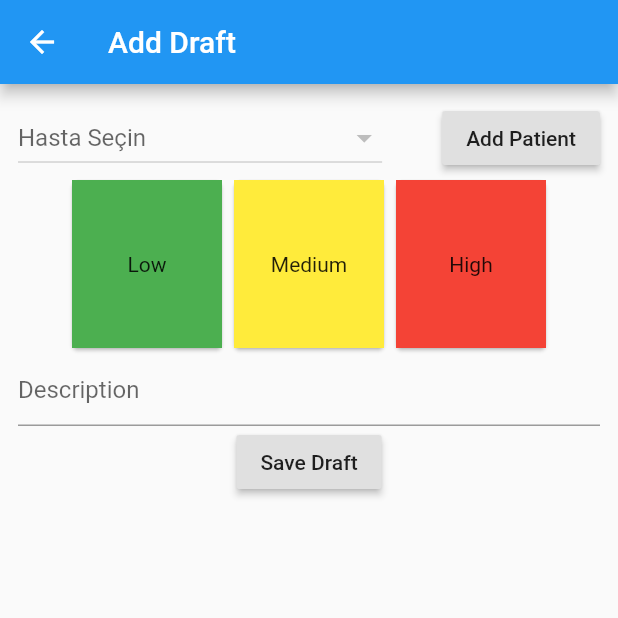
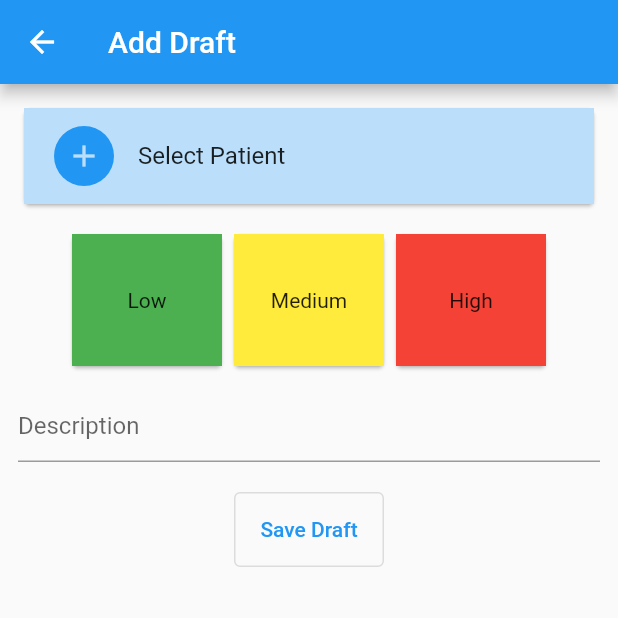
Before and after one commit to eminkvnc/operation-scheduler, a Flutter app: the AddOperationDraftPage screen opened by its route, on a phone screen of 412 x 824 dp, the top half of it. Run offline on Flutter 3.47's test engine with Material 2 defaults, Android fonts, the phone set to English and light mode, and no system bars; our stand-ins replace cloud_firestore, firebase_auth, firebase_core, flutter_signin_button, get_it, google_sign_in; accounts and stored records are empty.

Commit message:
Draft ekleme sayfası güncellendi.(buglar düzeltildi.) Hasta arama sayfası eklendi.

```diff
--- a/lib/core/services/operation_service.dart
+++ b/lib/core/services/operation_service.dart
@@ -26,11 +26,11 @@ class OperationService {
         event.docs.map((doc) => OperationDraft.fromSnapshot(doc)).toList());
   }
 
-  Stream<List<Patient>> getPatients() {
+  Future<List<Patient>> getPatients() async {
     var _ref =
         getCurrentCustomerRef().collection(Constants.FIRESTORE_COL_PATIENTS);
-    return _ref.snapshots().map((snapshot) =>
-        snapshot.docs.map((doc) => Patient.fromSnapshot(doc)).toList());
+    return await _ref.get().then(
+        (value) => value.docs.map((doc) => Patient.fromSnapshot(doc)).toList());
   }
 
   Future<Patient> getPatient(String patientId) async {
--- a/lib/screens/add_operation_draft_page.dart
+++ b/lib/screens/add_operation_draft_page.dart
@@ -1,26 +1,22 @@
+import 'package:flutter/cupertino.dart';
 import 'package:flutter/material.dart';
 import 'package:flutter/rendering.dart';
 import 'package:operation_reminder/core/locator.dart';
-import 'package:operation_reminder/core/services/operation_service.dart';
-import 'package:operation_reminder/model/operation_draft.dart';
 import 'package:operation_reminder/model/patient.dart';
 import 'package:operation_reminder/viewmodel/add_operation_draft_model.dart';
-import 'package:provider/provider.dart';
 
-import 'dialogs/dialog.dart';
+import 'dialogs/patient_search.dart';
+import 'widgets/patient_card.dart';
+import 'widgets/priority_card_list.dart';
 
 class AddOperationDraftPage extends StatelessWidget {
   static const String routeName = '/add_operation_draft_page';
 
   final _formKey = GlobalKey<FormState>();
 
-  //TODO: Hasta seçme dropdownlist hatası çözülecek.
-  //TODO: Geri çıkıldığında model dispose edilecek.
-
   @override
   Widget build(BuildContext context) {
-    AddOperationDraftModel _model =
-        Provider.of<AddOperationDraftModel>(context, listen: false);
+    AddOperationDraftModel _model = getIt<AddOperationDraftModel>();
     return Scaffold(
       appBar: AppBar(
         title: Text('Add Draft'),
@@ -32,55 +28,20 @@ class AddOperationDraftPage extends StatelessWidget {
           child: Column(
             crossAxisAlignment: CrossAxisAlignment.center,
             children: [
-              Row(
-                children: [
-                  StreamBuilder<List<Patient>>(
-                    stream: _model.getPatients(),
-                    builder: (context, snapshot) {
-                      if (snapshot.hasData) {
-                        List<Patient> patients = snapshot.data;
-                        if (_model.selectedPatient != null &&
-                            patients
-                                .where((element) =>
-                                    element.name == _model.selectedPatient.name)
-                                .toList()
-                                .isEmpty) _model.selectedPatient = null;
-                        return Expanded(
-                          child: Container(
-                            child: PatientDropdownMenu(
-                                model: _model, patients: patients),
-                          ),
-                        );
-                      } else {
-                        return Expanded(
-                          child: Container(
-                            child: DropdownButton<Patient>(
-                              isExpanded: true,
-                              hint: Text('Loading...'),
-                              items: [],
-                              onChanged: (value) {},
-                            ),
-                          ),
-                        );
+              PatientCard(
+                patient: _model.selectedPatient,
+                onTap: () async {
+                  Patient patient = await showSearch<Patient>(
+                      context: context,
+                      delegate: PatientSearchDelegate(_model));
+                  if (patient != null) {
+                    _model.selectedPatient = patient;
                   }
+                  return patient;
                 },
               ),
-                  SizedBox(
-                    width: 40,
-                  ),
-                  RaisedButton(
-                    child: Text('Add Patient'),
-                    onPressed: () async {
-                      Patient patient = await showDialog(
-                        context: context,
-                        builder: (context) => AddDialog(),
-                      );
-                      if (patient != null) await _model.addPatient(patient);
-                    },
-                  ),
-                ],
-              ),
               Container(
+                padding: EdgeInsets.all(12.0),
                 height: 120,
                 child: PriorityCardList(model: _model),
               ),
@@ -91,10 +52,21 @@ class AddOperationDraftPage extends StatelessWidget {
                   if (value.isEmpty) {
                     return 'Description Required!';
                   }
+                  if (_model.selectedPriorityIndex == -1) {
+                    return 'Please Select Priority!';
+                  }
+                  if (_model.selectedPatient == null) {
+                    return 'Please Select Patient!';
+                  }
                   return null;
                 },
               ),
-              RaisedButton(
+              SizedBox(height: 20),
+              Container(
+                width: 100,
+                height: 50,
+                child: Expanded(
+                  child: OutlinedButton(
                     child: Text('Save Draft'),
                     onPressed: () async {
                       if (_formKey.currentState.validate()) {
@@ -103,6 +75,8 @@ class AddOperationDraftPage extends StatelessWidget {
                         await _model.navigateToHome();
                       }
                     },
+                  ),
+                ),
               )
             ],
           ),
@@ -111,118 +85,3 @@ class AddOperationDraftPage extends StatelessWidget {
     );
   }
 }
-
-class PriorityCardList extends StatefulWidget {
-  const PriorityCardList({
-    Key key,
-    @required AddOperationDraftModel model,
-  })  : _model = model,
-        super(key: key);
-
-  final AddOperationDraftModel _model;
-
-  @override
-  _PriorityCardListState createState() => _PriorityCardListState();
-}
-
-class _PriorityCardListState extends State<PriorityCardList> {
-  @override
-  Widget build(BuildContext context) {
-    return ListView.builder(
-      shrinkWrap: true,
-      scrollDirection: Axis.horizontal,
-      itemCount: 3,
-      itemBuilder: (context, index) {
-        return PriorityCard(
-          model: widget._model,
-          index: index,
-          onTap: () {
-            setState(() {});
-          },
-        );
-      },
-    );
-  }
-}
-
-class PatientDropdownMenu extends StatefulWidget {
-  const PatientDropdownMenu({
-    Key key,
-    @required this.model,
-    @required this.patients,
-  });
-
-  final AddOperationDraftModel model;
-  final List<Patient> patients;
-
-  @override
-  _PatientDropdownMenuState createState() => _PatientDropdownMenuState();
-}
-
-class _PatientDropdownMenuState extends State<PatientDropdownMenu> {
-  @override
-  Widget build(BuildContext context) {
-    return DropdownButton<Patient>(
-      isExpanded: true,
-      hint: Text('Hasta Seçin'),
-      value: widget.model.selectedPatient,
-      items: widget.patients
-          .map((patient) => DropdownMenuItem(
-                child: Text(patient.name),
-                value: patient,
-              ))
-          .toList(),
-      onChanged: (value) {
-        setState(() {
-          widget.model.selectedPatient = value;
-        });
-      },
-    );
-  }
-}
-
-class PriorityCard extends StatelessWidget {
-  final int index;
-  final AddOperationDraftModel model;
-  final Function() onTap;
-  const PriorityCard({
-    Key key,
-    @required this.model,
-    @required this.index,
-    @required this.onTap,
-  });
-
-  @override
-  Widget build(BuildContext context) {
-    return InkWell(
-      onTap: () {
-        model.selectedPriorityIndex = index;
-        onTap();
-      },
-      child: Card(
-        shape: model.selectedPriorityIndex == index
-            ? RoundedRectangleBorder(
-                side: BorderSide(color: Colors.grey, width: 8))
-            : null,
-        elevation: model.selectedPriorityIndex == index ? 5 : 1,
-        child: Container(
-          width: model.selectedPriorityIndex == index ? 120 : 100,
-          alignment: Alignment.center,
-          padding: EdgeInsets.all(12.0),
-          color: index == 0
-              ? Colors.green
-              : index == 1
-                  ? Colors.yellow
-                  : Colors.red,
-          child: Text(
-            index == 0
-                ? 'Low'
-                : index == 1
-                    ? 'Medium'
-                    : 'High',
-          ),
-        ),
-      ),
-    );
-  }
-}
--- a/lib/screens/dialogs/dialog.dart
+++ b/lib/screens/dialogs/add_patient_dialog.dart
@@ -1,7 +1,7 @@
 import 'package:flutter/material.dart';
 import 'package:operation_reminder/model/patient.dart';
 
-class AddDialog extends StatelessWidget {
+class AddPatientDialog extends StatelessWidget {
   final _formKey = GlobalKey<FormState>();
   final Patient _patient = Patient();
   @override
@@ -43,10 +43,9 @@ class AddDialog extends StatelessWidget {
                 ),
               ),
               SizedBox(height: 16),
-              FlatButton(
+              OutlinedButton(
                 child: Text('Add Patient'),
                 onPressed: () => _saveForm(context),
-                color: Theme.of(context).accentColor,
               ),
             ],
           ),
--- /dev/null
+++ b/lib/screens/widgets/patient_card.dart
@@ -0,0 +1,72 @@
+import 'package:flutter/material.dart';
+import 'package:operation_reminder/model/patient.dart';
+
+class PatientCard extends StatefulWidget {
+  PatientCard({
+    Key key,
+    @required this.onTap,
+    this.patient,
+  }) : super(key: key);
+
+  Patient patient;
+  final Function onTap;
+
+  @override
+  _PatientCardState createState() => _PatientCardState();
+}
+
+class _PatientCardState extends State<PatientCard> {
+  @override
+  Widget build(BuildContext context) {
+    return Card(
+      margin: EdgeInsets.all(4.0),
+      child: ListTile(
+        onTap: () async {
+          Patient p = await widget.onTap();
+          if (widget.patient != null) print('card ' + widget.patient.name);
+          setState(() {
+            widget.patient = p;
+          });
+        },
+        leading: CircleAvatar(
+          backgroundColor: Theme.of(context).accentColor,
+          child: widget.patient != null
+              ? Text(widget.patient.name[0])
+              : Icon(Icons.add),
+        ),
+        title: widget.patient != null
+            ? Text(widget.patient.name)
+            : Text('Select Patient'),
+        tileColor: Theme.of(context).primaryColorLight,
+        contentPadding: EdgeInsets.only(
+          left: 20.0,
+          top: 4.0,
+          bottom: 4.0,
+        ),
+      ),
+    );
+
+    // return ListTile(
+    //   onTap: (patient) async {
+    //     setState(() {
+    //       widget.onTap();
+    //     });
+    //   },
+    //   leading: CircleAvatar(
+    //     backgroundColor: Theme.of(context).accentColor,
+    //     child: widget._model.selectedPatient != null
+    //         ? Text(widget._model.selectedPatient.name[0])
+    //         : Icon(Icons.add),
+    //   ),
+    //   title: widget._model.selectedPatient != null
+    //       ? Text(widget._model.selectedPatient.name)
+    //       : Text('Select Patient'),
+    //   tileColor: Theme.of(context).primaryColorLight,
+    //   contentPadding: EdgeInsets.only(
+    //     left: 20.0,
+    //     top: 4.0,
+    //     bottom: 4.0,
+    //   ),
+    // );
+  }
+}
--- /dev/null
+++ b/lib/screens/widgets/priority_card_list.dart
@@ -0,0 +1,82 @@
+import 'package:flutter/material.dart';
+import 'package:operation_reminder/viewmodel/add_operation_draft_model.dart';
+
+class PriorityCardList extends StatefulWidget {
+  const PriorityCardList({
+    Key key,
+    @required AddOperationDraftModel model,
+  })  : _model = model,
+        super(key: key);
+
+  final AddOperationDraftModel _model;
+
+  @override
+  _PriorityCardListState createState() => _PriorityCardListState();
+}
+
+class _PriorityCardListState extends State<PriorityCardList> {
+  @override
+  Widget build(BuildContext context) {
+    return ListView.builder(
+      shrinkWrap: true,
+      scrollDirection: Axis.horizontal,
+      itemCount: 3,
+      itemBuilder: (context, index) {
+        return PriorityCard(
+          model: widget._model,
+          index: index,
+          onTap: () {
+            setState(() {});
+          },
+        );
+      },
+    );
+  }
+}
+
+class PriorityCard extends StatelessWidget {
+  final int index;
+  final AddOperationDraftModel model;
+  final Function() onTap;
+  const PriorityCard({
+    Key key,
+    @required this.model,
+    @required this.index,
+    @required this.onTap,
+  });
+
+  @override
+  Widget build(BuildContext context) {
+    return InkWell(
+      onTap: () {
+        model.selectedPriorityIndex = index;
+        onTap();
+      },
+      child: Card(
+        shape: model.selectedPriorityIndex == index
+            ? RoundedRectangleBorder(
+                side:
+                    BorderSide(color: Theme.of(context).primaryColor, width: 4))
+            : null,
+        elevation: model.selectedPriorityIndex == index ? 5 : 1,
+        child: Container(
+          width: model.selectedPriorityIndex == index ? 120 : 100,
+          alignment: Alignment.center,
+          padding: EdgeInsets.all(12.0),
+          color: index == 0
+              ? Colors.green
+              : index == 1
+                  ? Colors.yellow
+                  : Colors.red,
+          child: Text(
+            index == 0
+                ? 'Low'
+                : index == 1
+                    ? 'Medium'
+                    : 'High',
+          ),
+        ),
+      ),
+    );
+  }
+}
```
Also changed, not shown: lib/screens/dialogs/patient_search.dart (added, +123 -0 lines), lib/viewmodel/add_operation_draft_model.dart (+10 -2 lines). Lines whose indentation alone changed are shown as unchanged.
